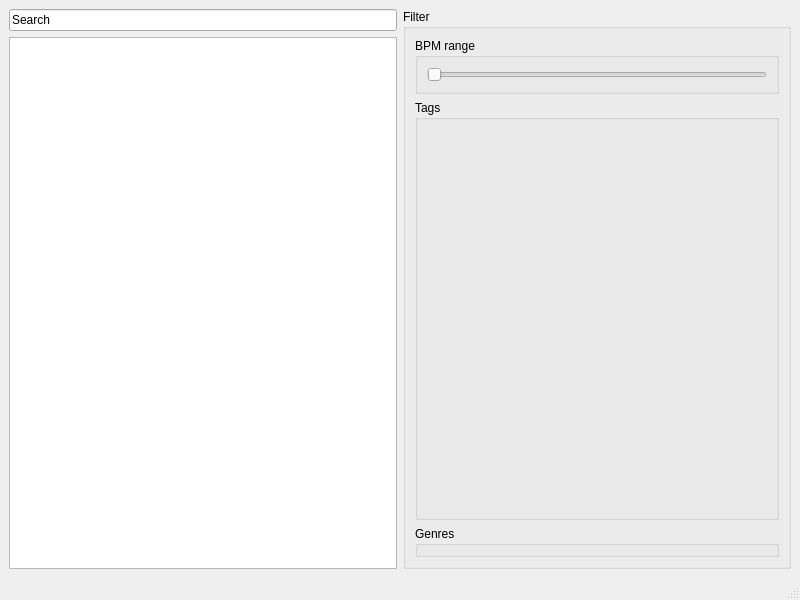
jlangmann/BeatsLibrary, file ui/mainwindow.ui: the form before one commit.
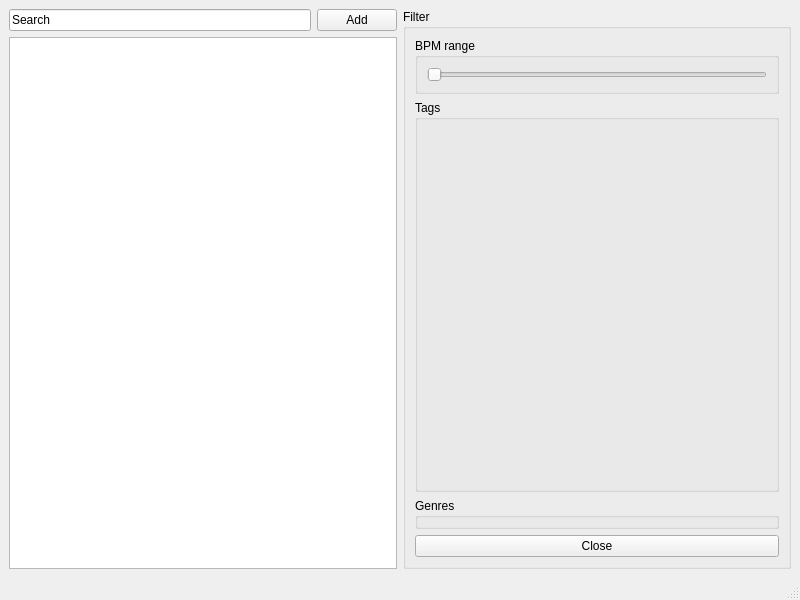
The form after the commit.

The edit to the form file:
```diff
--- a/ui/mainwindow.ui
+++ b/ui/mainwindow.ui
@@ -32,6 +32,13 @@
           </property>
          </widget>
         </item>
+        <item>
+         <widget class="QPushButton" name="addButton">
+          <property name="text">
+           <string>Add</string>
+          </property>
+         </widget>
+        </item>
        </layout>
       </item>
       <item>
@@ -93,6 +100,13 @@
            </property>
           </widget>
          </item>
+         <item>
+          <widget class="QPushButton" name="closeBtn">
+           <property name="text">
+            <string>Close</string>
+           </property>
+          </widget>
+         </item>
         </layout>
        </widget>
       </item>
```
Left out of the diff: 2 changed lines with no effect on the pictures.
